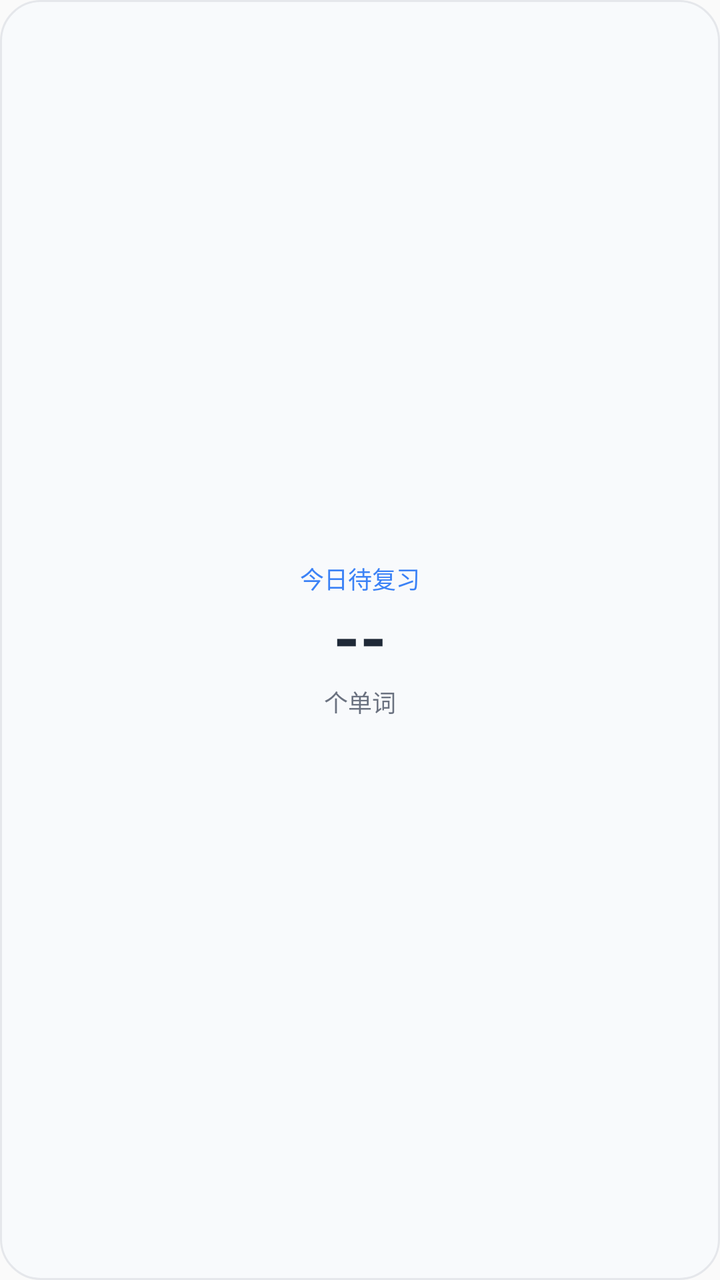
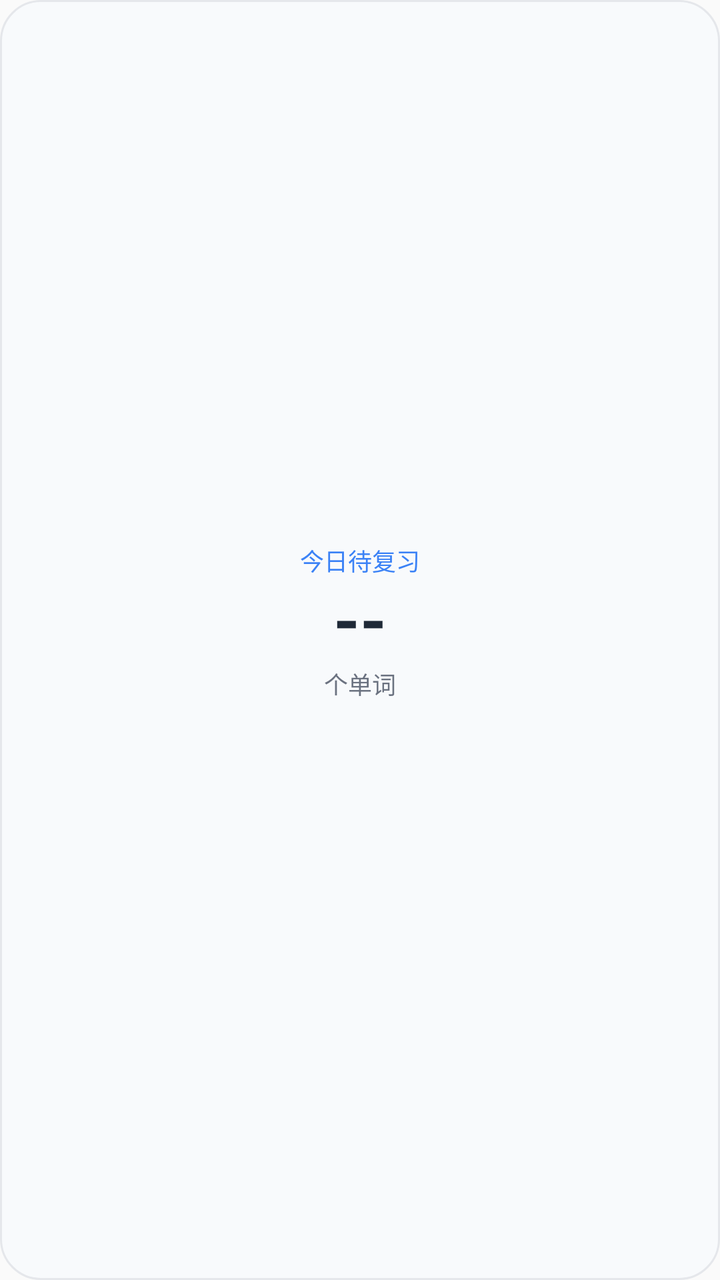

Screens rendered from an Android XML layout before and after an edit, with the pre-edit source and the edit as a unified diff.
<!-- AndroidManifest.xml: another module's application theme android:Theme.Material.Light.DarkActionBar -->
<!-- res/layout/widget_due_word.xml -->
<?xml version="1.0" encoding="utf-8"?>
<LinearLayout xmlns:android="http://schemas.android.com/apk/res/android"
    android:id="@+id/widgetRoot"
    android:layout_width="match_parent"
    android:layout_height="match_parent"
    android:background="@drawable/widget_background"
    android:gravity="center"
    android:orientation="vertical"
    android:padding="12dp">

    <TextView
        android:id="@+id/widgetTitle"
        android:layout_width="wrap_content"
        android:layout_height="wrap_content"
        android:text="今日待复习"
        android:textColor="#FF3B82F6"
        android:textSize="12sp" />

    <TextView
        android:id="@+id/widgetCount"
        android:layout_width="wrap_content"
        android:layout_height="wrap_content"
        android:layout_marginTop="2dp"
        android:includeFontPadding="false"
        android:text="--"
        android:textColor="#FF1F2937"
        android:textSize="34sp"
        android:textStyle="bold" />

    <TextView
        android:id="@+id/widgetUnit"
        android:layout_width="wrap_content"
        android:layout_height="wrap_content"
        android:layout_marginTop="2dp"
        android:text="个单词"
        android:textColor="#FF6B7280"
        android:textSize="12sp" />

</LinearLayout>
<!-- resources referenced by this layout -->
<resources>
  <!-- drawable widget_background (drawable) -->
  <?xml version="1.0" encoding="utf-8"?>
  <shape xmlns:android="http://schemas.android.com/apk/res/android"
      android:shape="rectangle">
      <solid android:color="#FFF8FAFC" />
      <corners android:radius="20dp" />
      <stroke
          android:width="1dp"
          android:color="#FFE5E7EB" />
  </shape>
</resources>

<!-- the commit's change to res/layout/widget_due_word.xml (unified diff, before → after) -->
@@ -36,4 +36,16 @@
         android:textColor="#FF6B7280"
         android:textSize="12sp" />
 
+    <TextView
+        android:id="@+id/widgetHint"
+        android:layout_width="match_parent"
+        android:layout_height="wrap_content"
+        android:layout_marginTop="4dp"
+        android:ellipsize="end"
+        android:gravity="center"
+        android:maxLines="1"
+        android:text=""
+        android:textColor="#FF9CA3AF"
+        android:textSize="10sp" />
+
 </LinearLayout>
